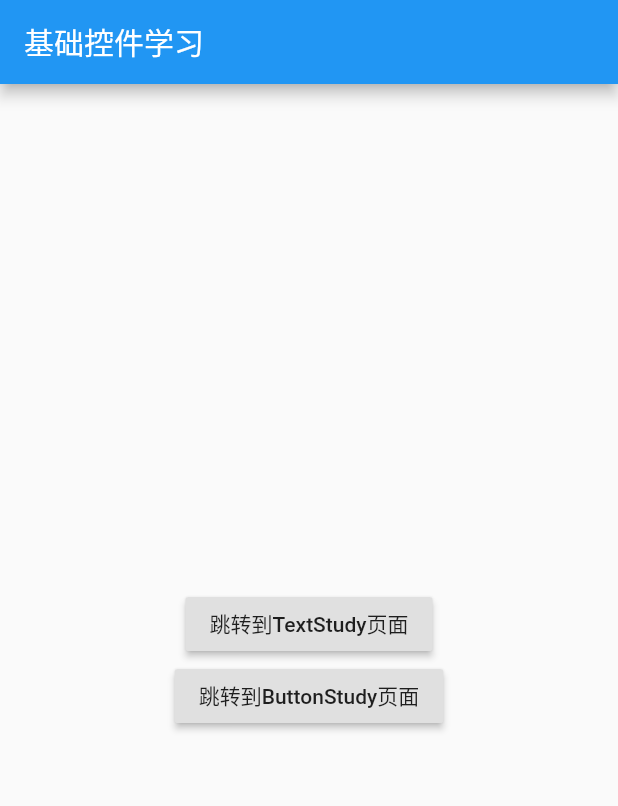
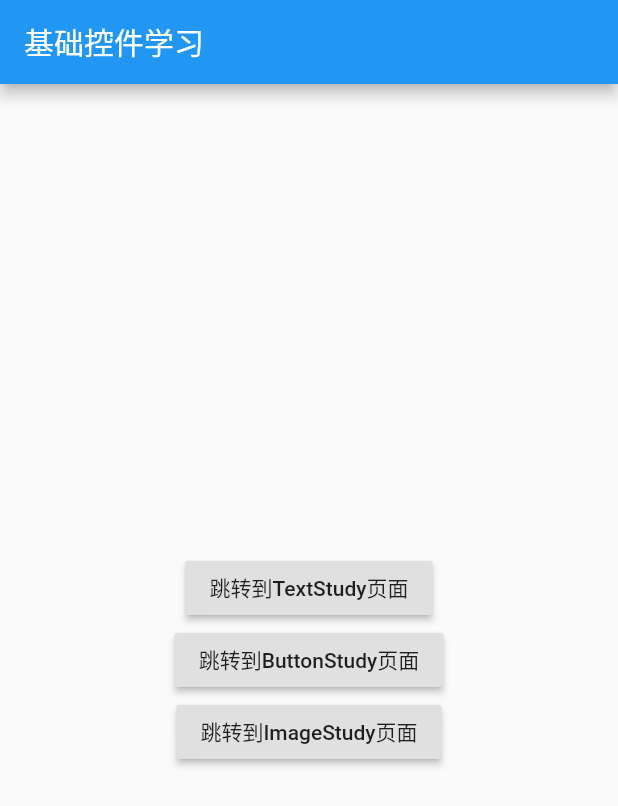
Before and after one commit to MeteorStart/FlutterDemo, a Flutter app: the screen it shows after launch, on a phone screen of 412 x 824 dp. Shown: the top 806 px of the screen. Run offline on Flutter 3.47's test engine with Material 2 defaults, Android fonts, the phone set to English and light mode, and no system bars; our stand-ins replace fluttertoast.

```diff
--- a/lib/home.dart
+++ b/lib/home.dart
@@ -3,7 +3,6 @@ import 'package:flutter/material.dart';
 class HomePage extends StatefulWidget {
   @override
   State<StatefulWidget> createState() {
-    // TODO: implement createState
     return _HomePageState();
   }
 }
@@ -27,27 +26,34 @@ class _HomePageState extends State<HomePage> {
               onPressed: _onButtonPressed,
               child: new Text("跳转到ButtonStudy页面"),
             ),
+            new RaisedButton(
+              onPressed: _onImagePressed,
+              child: new Text("跳转到ImageStudy页面"),
+            ),
           ],
         ),
       ),
     );
   }
 
-  /**
-   * Text控件学习
-   * */
+  /// Text控件学习
   _onTextPressed() {
     setState(() {
       Navigator.of(context).pushNamed("/text");
     });
   }
 
-  /**
-   * Button控件学习
-   * */
+  /// Button控件学习
   _onButtonPressed() {
     setState(() {
       Navigator.of(context).pushNamed("/button");
     });
   }
+
+  /// Button控件学习
+  _onImagePressed() {
+    setState(() {
+      Navigator.of(context).pushNamed("/image");
+    });
+  }
 }
--- a/lib/main.dart
+++ b/lib/main.dart
@@ -1,6 +1,8 @@
 import 'package:flutter/material.dart';
+
 import 'package:flutter_app/home.dart';
 import 'package:flutter_app/pages/widget_study/ButtonStudy.dart';
+import 'package:flutter_app/pages/widget_study/ImageStudy.dart';
 import 'package:flutter_app/pages/widget_study/TextStudy.dart';
 
 void main() => runApp(MyApp());
@@ -13,11 +15,14 @@ class MyApp extends StatelessWidget {
       theme: ThemeData(
         primarySwatch: Colors.blue,
       ),
+      darkTheme: ThemeData(
+        brightness: Brightness.dark,
+      ),
       routes: {
         "/": (BuildContext context) => HomePage(),
         "/text": (BuildContext context) => TextStudy(),
         "/button": (BuildContext context) => ButtonStudy(),
-        "/image": (BuildContext context) => ButtonStudy(),
+        "/image": (BuildContext context) => ImageStudy(),
       },
       initialRoute: "/",
     );
--- a/lib/pages/widget_study/ButtonStudy.dart
+++ b/lib/pages/widget_study/ButtonStudy.dart
@@ -72,6 +72,7 @@ class _ButtonState extends State<ButtonStudy> {
                     color: Color(0xFF801E48),
                     onPressed: () => _buttonClick("MaterialButton被点击了！"),
                   ),
+                  //
                   InkWell(
                     child: RaisedButton(
                       onPressed: null,
```
Also changed, not shown: lib/pages/widget_study/ImageStudy.dart (+3 -6 lines), 4 other files.
